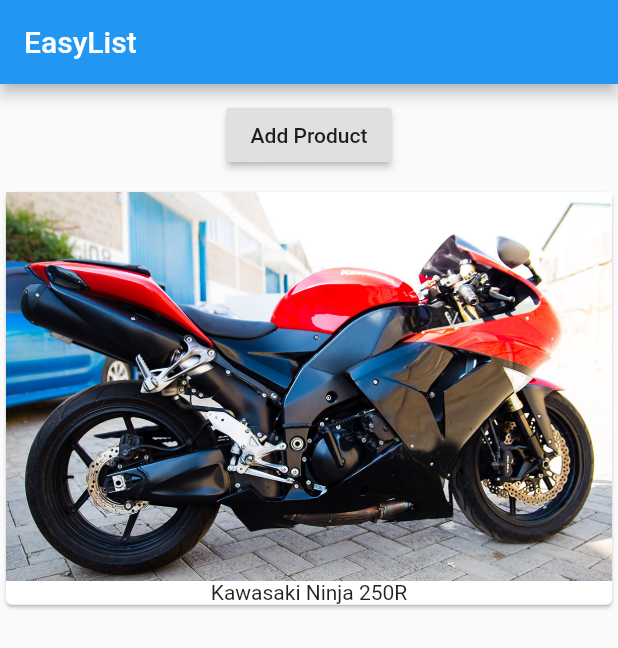
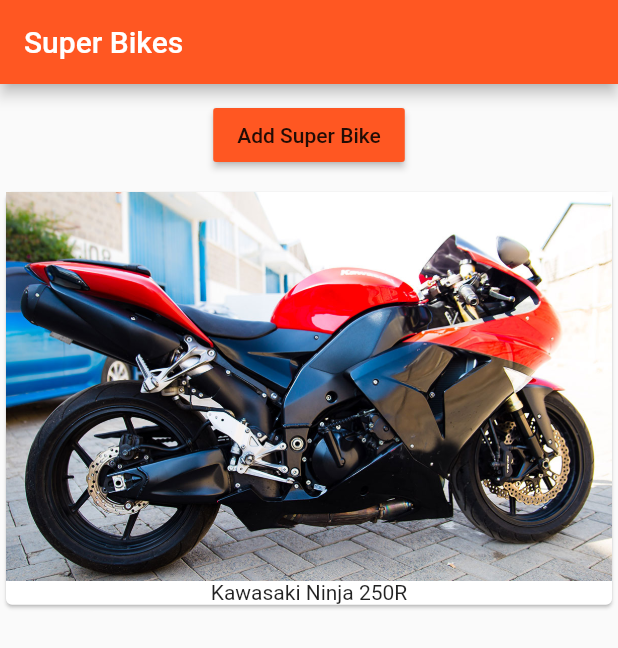
Before and after one commit to WambuaSimon/FlutterEasyList, a Flutter app: the screen it shows after launch, on a phone screen of 412 x 824 dp. Shown: the top 648 px of the screen. Run offline on Flutter 3.47's test engine with Material 2 defaults, Android fonts, the phone set to English and light mode, and no system bars.

Commit message:
passing data up in flutter

```diff
--- a/lib/main.dart
+++ b/lib/main.dart
@@ -1,20 +1,23 @@
 import 'package:flutter/material.dart';
-
 import './product_manager.dart';
 
-void main() => runApp(MyApp());
+main() {
+  runApp(MyApp());
+}
 
 class MyApp extends StatelessWidget {
-
   @override
   Widget build(BuildContext context) {
     return MaterialApp(
+      theme: ThemeData(
+          brightness: Brightness .light,
+          accentColor: Colors.deepPurple,
+          primarySwatch: Colors.deepOrange),
       home: Scaffold(
           appBar: AppBar(
-            title: Text('EasyList'),
+            title: Text('Super Bikes'),
           ),
-          body: ProductManager(),
-      ),
+          body: ProductManager('Kawasaki Ninja 250R')),
     );
   }
 }
--- /dev/null
+++ b/lib/product_control.dart
@@ -0,0 +1,20 @@
+import 'package:flutter/material.dart';
+
+class ProductControl extends StatelessWidget{
+
+  final Function addProduct;
+  ProductControl(this.addProduct);
+
+  @override
+    Widget build(BuildContext context) {
+      // TODO: implement build
+      return RaisedButton(
+            color: Theme.of(context).primaryColor,
+            onPressed: () {
+            addProduct('ZX10 Ninja');
+            print('new product added');
+            },
+            child: Text('Add Super Bike'),
+          );
+    }
+}
--- a/lib/product_manager.dart
+++ b/lib/product_manager.dart
@@ -1,31 +1,44 @@
 import 'package:flutter/material.dart';
 import './products.dart';
+import './product_control.dart';
 
 class ProductManager extends StatefulWidget {
+  final String startingProduct;
+
+  ProductManager(this.startingProduct);
+
   @override
   State<StatefulWidget> createState() {
+    // TODO: implement createState
     return _ProductManagerState();
   }
 }
 
 class _ProductManagerState extends State<ProductManager> {
-  List<String> _products = ['Kawasaki Ninja 250R'];
+  List<String> _products = [];
+
+  @override
+  void initState() {
+    // TODO: implement initState
+    _products.add(widget.startingProduct);
+    super.initState();
+  }
+
+  void _addProduct(String product) {
+    setState(() {
+      _products.add(product);
+    });
+  }
 
   @override
   Widget build(BuildContext context) {
-    return Column(children: [
-      Container(
-        margin: EdgeInsets.all(10.0),
-        child: RaisedButton(
-          onPressed: () {
-            setState(() {
-              _products.add('Kawasaki Ninja 300');
-            });
-          },
-          child: Text('Add Product'),
-        ),
-      ),
-      Products(_products)
-    ]);
+    // TODO: implement build
+    return Column(
+      children: [
+        Container(
+            margin: EdgeInsets.all(10.0), child: ProductControl(_addProduct)),
+            Products(_products)
+      ],
+    );
   }
 }
--- a/lib/products.dart
+++ b/lib/products.dart
@@ -1,15 +1,16 @@
  import 'package:flutter/material.dart';
+
 class Products extends StatelessWidget {
   final List<String> products;
-
   Products(this.products);
 
   @override
-Widget build(BuildContext context){
-
+  Widget build(BuildContext context) {
+    // TODO: implement build
     return Column(
       children: products
-  .map((element)=> Card(
+          .map(
+            (element) => Card(
                   child: Column(
                     children: <Widget>[
                       Image.asset('assets/ninja2.jpg'),
@@ -17,11 +18,8 @@ return Column(
                     ],
                   ),
                 ),
-
           )
           .toList(),
     );
-
   }
-
 }
```
Also changed, not shown: pubspec.lock. Lines whose indentation alone changed are shown as unchanged.
